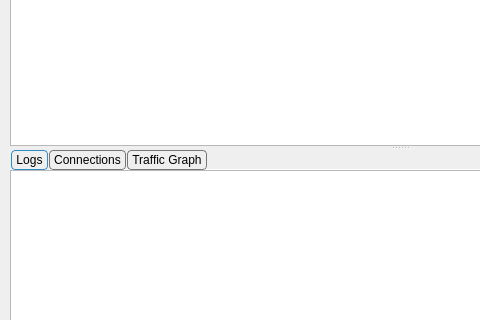
The window that include/ui/mainwindow.ui (netward/Gryph) describes before a commit, drawn with Qt 5; both pictures show x 0 to 480 and y 191 to 511 of the 800 by 600 pixel window.
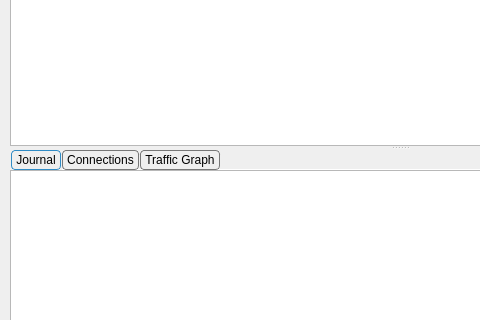
The same window after the commit. Icons and pictures are not drawn. Custom widgets are drawn as their Qt base class.

```diff
--- a/include/ui/mainwindow.ui
+++ b/include/ui/mainwindow.ui
@@ -500,7 +500,7 @@
                <bool>true</bool>
               </property>
               <attribute name="title">
-               <string>Logs</string>
+               <string>Journal</string>
               </attribute>
               <layout class="QHBoxLayout" name="horizontalLayout_3" stretch="0">
                <property name="spacing">
```
